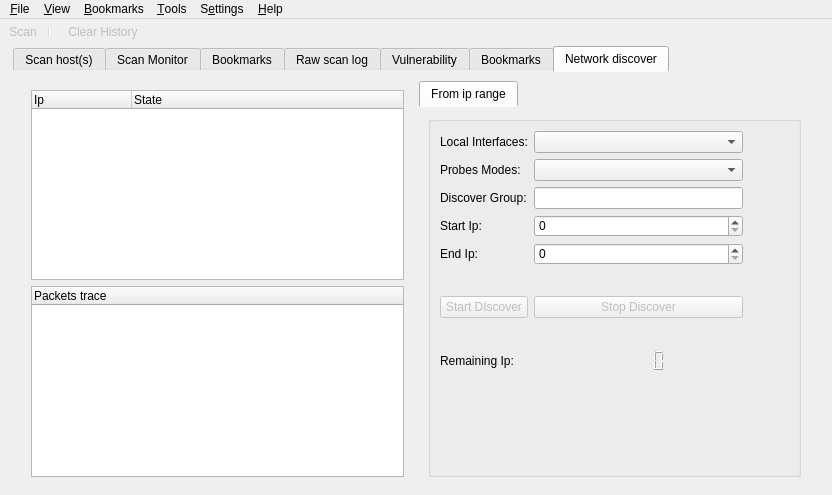
Qt form src/app/mainwindow.ui (nmapsi4/nmapsi4) before a commit.
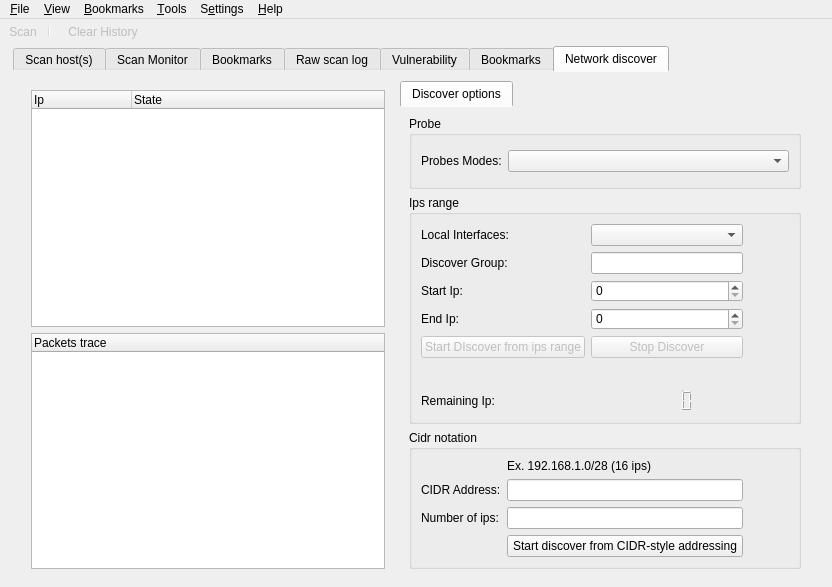
The same form after that commit. The open tabs and pages were chosen to show the change. Icons and pictures are not drawn.

Commit message: start support for CIDR notation on discover.

What changed in the file:
```diff
--- a/src/app/mainwindow.ui
+++ b/src/app/mainwindow.ui
@@ -11,7 +11,7 @@
     <x>0</x>
     <y>0</y>
     <width>832</width>
-    <height>495</height>
+    <height>543</height>
    </rect>
   </property>
   <property name="sizePolicy">
@@ -1412,17 +1412,66 @@
              <normaloff>:/images/images/network_local.png</normaloff>:/images/images/network_local.png</iconset>
            </attribute>
            <attribute name="title">
-            <string>From ip range</string>
+            <string>Discover options</string>
            </attribute>
            <layout class="QVBoxLayout" name="verticalLayout_11">
+            <item>
+             <widget class="QGroupBox" name="groupBox_2">
+              <property name="title">
+               <string>Probe</string>
+              </property>
+              <layout class="QVBoxLayout" name="verticalLayout_10">
+               <item>
+                <layout class="QGridLayout" name="gridLayout_3">
+                 <item row="0" column="0">
+                  <widget class="QLabel" name="labelProbesModes">
+                   <property name="sizePolicy">
+                    <sizepolicy hsizetype="Fixed" vsizetype="Preferred">
+                     <horstretch>0</horstretch>
+                     <verstretch>0</verstretch>
+                    </sizepolicy>
+                   </property>
+                   <property name="text">
+                    <string>Probes Modes:</string>
+                   </property>
+                  </widget>
+                 </item>
+                 <item row="0" column="1">
+                  <widget class="QComboBox" name="discoverProbesCombo">
+                   <property name="sizePolicy">
+                    <sizepolicy hsizetype="Preferred" vsizetype="Fixed">
+                     <horstretch>0</horstretch>
+                     <verstretch>0</verstretch>
+                    </sizepolicy>
+                   </property>
+                  </widget>
+                 </item>
+                </layout>
+               </item>
+              </layout>
+             </widget>
+            </item>
             <item>
              <widget class="QGroupBox" name="groupBox">
               <property name="title">
-               <string/>
+               <string>Ips range</string>
               </property>
               <layout class="QHBoxLayout" name="horizontalLayout_9">
                <item>
                 <layout class="QGridLayout" name="gridLayout_2">
+                 <item row="0" column="1">
+                  <widget class="QLabel" name="label">
+                   <property name="maximumSize">
+                    <size>
+                     <width>16777215</width>
+                     <height>16777215</height>
+                    </size>
+                   </property>
+                   <property name="text">
+                    <string>Local Interfaces:</string>
+                   </property>
+                  </widget>
+                 </item>
                  <item row="2" column="2">
                   <widget class="QLineEdit" name="lineIpDiscover"/>
                  </item>
@@ -1440,19 +1489,6 @@
                    </property>
                   </widget>
                  </item>
-                 <item row="1" column="1">
-                  <widget class="QLabel" name="labelProbesModes">
-                   <property name="sizePolicy">
-                    <sizepolicy hsizetype="Fixed" vsizetype="Preferred">
-                     <horstretch>0</horstretch>
-                     <verstretch>0</verstretch>
-                    </sizepolicy>
-                   </property>
-                   <property name="text">
-                    <string>Probes Modes:</string>
-                   </property>
-                  </widget>
-                 </item>
                  <item row="8" column="1">
                   <widget class="QLabel" name="label_12">
                    <property name="layoutDirection">
@@ -1480,19 +1516,6 @@
                    </property>
                   </widget>
                  </item>
-                 <item row="9" column="1">
-                  <spacer name="verticalSpacer_2">
-                   <property name="orientation">
-                    <enum>Qt::Vertical</enum>
-                   </property>
-                   <property name="sizeHint" stdset="0">
-                    <size>
-                     <width>20</width>
-                     <height>40</height>
-                    </size>
-                   </property>
-                  </spacer>
-                 </item>
                  <item row="4" column="2">
                   <widget class="QSpinBox" name="spinEndDiscover">
                    <property name="maximum">
@@ -1521,36 +1544,13 @@
                    </property>
                   </widget>
                  </item>
-                 <item row="1" column="2">
-                  <widget class="QComboBox" name="discoverProbesCombo">
-                   <property name="sizePolicy">
-                    <sizepolicy hsizetype="Preferred" vsizetype="Fixed">
-                     <horstretch>0</horstretch>
-                     <verstretch>0</verstretch>
-                    </sizepolicy>
-                   </property>
-                  </widget>
-                 </item>
-                 <item row="0" column="1">
-                  <widget class="QLabel" name="label">
-                   <property name="maximumSize">
-                    <size>
-                     <width>16777215</width>
-                     <height>16777215</height>
-                    </size>
-                   </property>
-                   <property name="text">
-                    <string>Local Interfaces:</string>
-                   </property>
-                  </widget>
-                 </item>
                  <item row="6" column="1">
                   <widget class="QPushButton" name="startDiscoverButt">
                    <property name="enabled">
                     <bool>false</bool>
                    </property>
                    <property name="text">
-                    <string>Start DIscover</string>
+                    <string>Start DIscover from ips range</string>
                    </property>
                    <property name="icon">
                     <iconset resource="../../mainwin.qrc">
@@ -1610,21 +1610,80 @@
                    </property>
                   </spacer>
                  </item>
-                 <item row="5" column="2">
-                  <spacer name="verticalSpacer_4">
-                   <property name="orientation">
-                    <enum>Qt::Vertical</enum>
+                </layout>
+               </item>
+              </layout>
+             </widget>
+            </item>
+            <item>
+             <widget class="QGroupBox" name="groupBox_3">
+              <property name="title">
+               <string>Cidr notation</string>
+              </property>
+              <layout class="QVBoxLayout" name="verticalLayout_12">
+               <item>
+                <layout class="QGridLayout" name="gridLayout_5">
+                 <item row="1" column="0">
+                  <widget class="QLabel" name="label_5">
+                   <property name="text">
+                    <string>CIDR Address:</string>
                    </property>
-                   <property name="sizeType">
-                    <enum>QSizePolicy::Fixed</enum>
+                  </widget>
+                 </item>
+                 <item row="1" column="1">
+                  <widget class="QLineEdit" name="lineCidr"/>
+                 </item>
+                 <item row="1" column="2">
+                  <widget class="QPushButton" name="calculateAddressButton">
+                   <property name="toolTip">
+                    <string>Estimate number of ip to ping</string>
                    </property>
-                   <property name="sizeHint" stdset="0">
-                    <size>
-                     <width>20</width>
-                     <height>25</height>
-                    </size>
+                   <property name="text">
+                    <string/>
                    </property>
-                  </spacer>
+                   <property name="icon">
+                    <iconset resource="../../mainwin.qrc">
+                     <normaloff>:/images/images/messagebox_info.png</normaloff>:/images/images/messagebox_info.png</iconset>
+                   </property>
+                   <property name="flat">
+                    <bool>true</bool>
+                   </property>
+                  </widget>
+                 </item>
+                 <item row="3" column="1">
+                  <widget class="QPushButton" name="cidrButton">
+                   <property name="text">
+                    <string>Start discover from CIDR-style addressing</string>
+                   </property>
+                   <property name="icon">
+                    <iconset resource="../../mainwin.qrc">
+                     <normaloff>:/images/images/document-preview-archive.png</normaloff>:/images/images/document-preview-archive.png</iconset>
+                   </property>
+                  </widget>
+                 </item>
+                 <item row="2" column="0">
+                  <widget class="QLabel" name="label_6">
+                   <property name="text">
+                    <string>Number of ips:</string>
+                   </property>
+                  </widget>
+                 </item>
+                 <item row="2" column="1">
+                  <widget class="QLineEdit" name="lineAddressNumber">
+                   <property name="readOnly">
+                    <bool>true</bool>
+                   </property>
+                  </widget>
+                 </item>
+                 <item row="0" column="1">
+                  <widget class="QLabel" name="label_7">
+                   <property name="statusTip">
+                    <string/>
+                   </property>
+                   <property name="text">
+                    <string>Ex. 192.168.1.0/28 (16 ips)</string>
+                   </property>
+                  </widget>
                  </item>
                 </layout>
                </item>
```
The commit also changes 5 other files.
